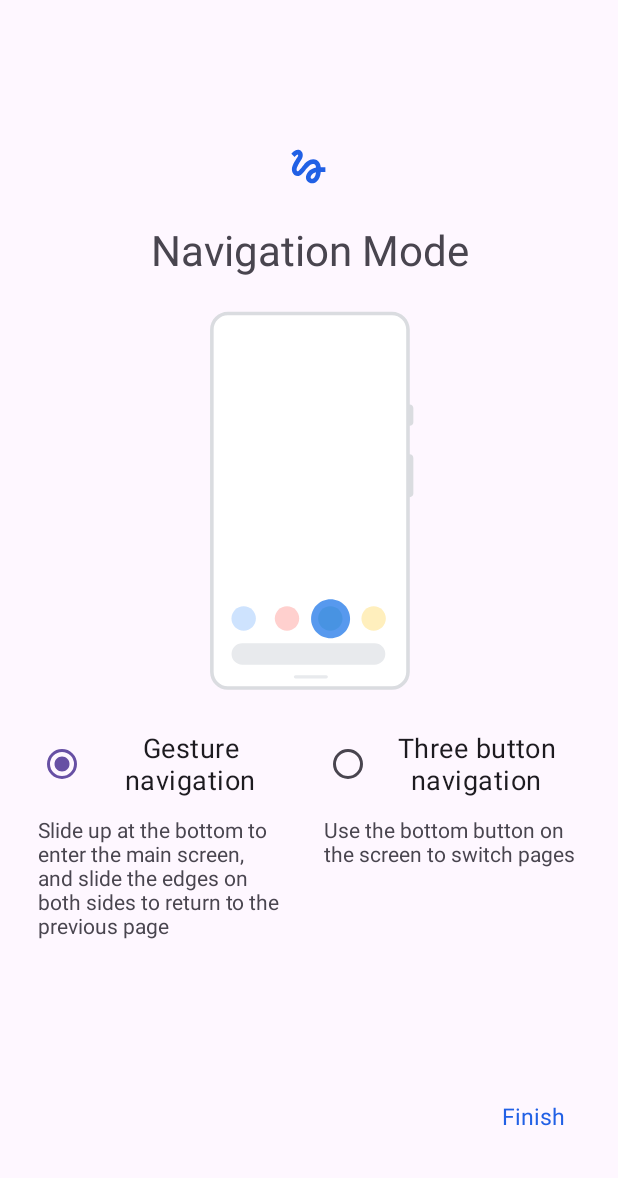
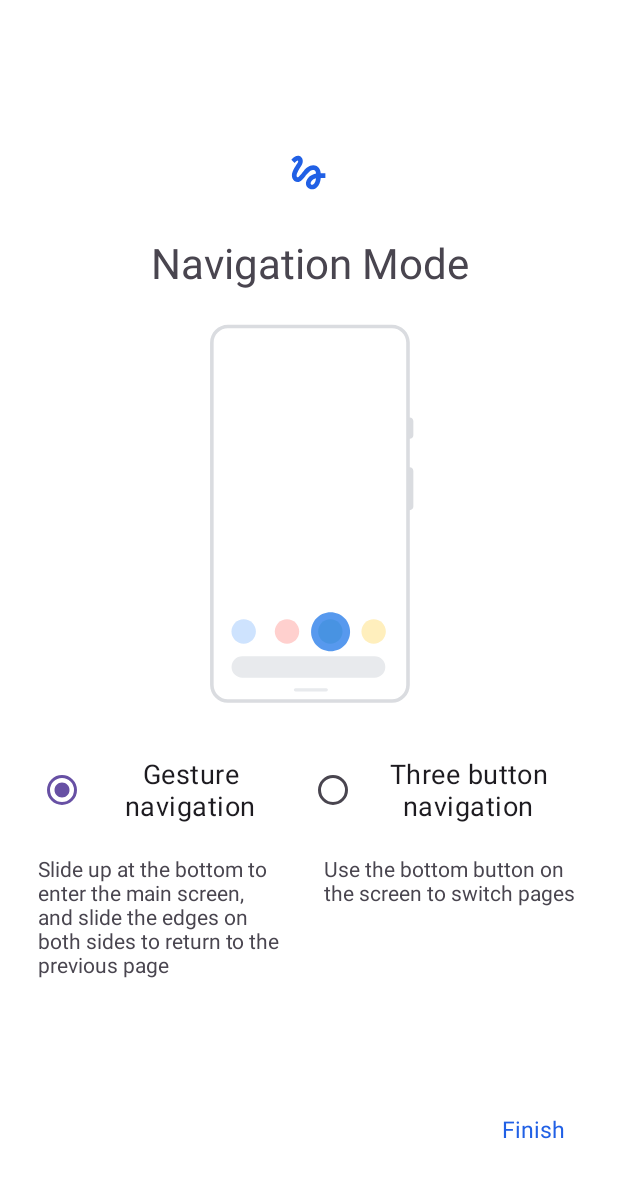
Before and after one commit to dearhj/StartupWizard, an Android app: the GesturesActivity screen opened directly, with no data from a screen before it, on a phone screen of 412 x 824 dp. Shown: the top 1178 px of the screen. Run offline under Robolectric (Android 15) with nearby library versions, the phone set to English and light mode, and no system bars.

Commit message:
微调布局

```diff
--- /dev/null
+++ b/app/src/main/res/drawable/ripple_effect.xml
@@ -0,0 +1,9 @@
+<!-- res/drawable/ripple_effect.xml -->
+<ripple xmlns:android="http://schemas.android.com/apk/res/android"
+    android:color="?android:attr/colorControlHighlight">
+    <item>
+        <shape android:shape="rectangle">
+            <solid android:color="@color/white"/>
+        </shape>
+    </item>
+</ripple>
--- a/app/src/main/res/layout/activity_gestures.xml
+++ b/app/src/main/res/layout/activity_gestures.xml
@@ -3,7 +3,8 @@
     xmlns:app="http://schemas.android.com/apk/res-auto"
     xmlns:tools="http://schemas.android.com/tools"
     android:layout_width="match_parent"
-    android:layout_height="match_parent">
+    android:layout_height="match_parent"
+    android:background="@color/white">
 
     <LinearLayout
         android:layout_width="match_parent"
@@ -13,22 +14,17 @@
         android:orientation="vertical"
         tools:ignore="UselessParent">
 
-        <View
-            android:layout_width="0dp"
-            android:layout_height="0dp"
-            android:layout_weight="0.9"
-            android:visibility="invisible" />
-
         <ImageView
             android:layout_width="wrap_content"
             android:layout_height="wrap_content"
             android:contentDescription="@null"
+            android:paddingTop="100dp"
             android:src="@drawable/baseline_gesture" />
 
         <View
             android:layout_width="0dp"
             android:layout_height="0dp"
-            android:layout_weight="0.2"
+            android:layout_weight="0.3"
             android:visibility="invisible" />
 
         <TextView
@@ -65,9 +61,9 @@
             android:layout_width="match_parent"
             android:layout_height="wrap_content"
             android:gravity="center_vertical"
+            android:orientation="horizontal"
             android:paddingStart="25dp"
-            android:paddingEnd="25dp"
-            android:orientation="horizontal">
+            android:paddingEnd="25dp">
 
             <RadioGroup
                 android:layout_width="match_parent"
@@ -77,10 +73,9 @@
 
                 <LinearLayout
                     android:layout_width="0dp"
-                    android:layout_height="wrap_content"
+                    android:layout_height="65dp"
                     android:layout_weight="1"
                     android:gravity="center"
-                    android:paddingEnd="10dp"
                     android:orientation="vertical">
 
                     <RadioButton
@@ -90,23 +85,17 @@
                         android:layout_gravity="center_horizontal"
                         android:checked="true"
                         android:gravity="center"
+                        android:paddingEnd="10dp"
                         android:text="@string/system_ge"
                         android:textSize="18sp" />
-
-                    <TextView
-                        android:layout_width="wrap_content"
-                        android:layout_height="wrap_content"
-                        android:paddingTop="10dp"
-                        android:text="@string/ge_tip" />
 
                 </LinearLayout>
 
                 <LinearLayout
                     android:layout_width="0dp"
-                    android:layout_height="wrap_content"
+                    android:layout_height="65dp"
                     android:layout_weight="1"
                     android:gravity="center"
-                    android:paddingStart="10dp"
                     android:orientation="vertical">
 
                     <RadioButton
@@ -119,15 +108,33 @@
                         android:text="@string/system_bu"
                         android:textSize="18sp" />
 
-                    <TextView
-                        android:layout_width="wrap_content"
-                        android:layout_height="wrap_content"
-                        android:paddingTop="10dp"
-                        android:text="@string/bu_tip" />
-
                 </LinearLayout>
 
             </RadioGroup>
+        </LinearLayout>
+
+        <LinearLayout
+            android:layout_width="match_parent"
+            android:layout_height="wrap_content"
+            android:orientation="horizontal"
+            android:paddingTop="10dp"
+            android:paddingStart="25dp"
+            android:paddingEnd="25dp">
+
+            <TextView
+                android:layout_width="0dp"
+                android:layout_weight="1"
+                android:layout_height="wrap_content"
+                android:paddingEnd="10dp"
+                android:text="@string/ge_tip" />
+
+            <TextView
+                android:layout_width="0dp"
+                android:layout_weight="1"
+                android:layout_height="wrap_content"
+                android:paddingStart="10dp"
+                android:text="@string/bu_tip" />
+
         </LinearLayout>
 
         <View
@@ -142,20 +149,21 @@
             android:layout_height="wrap_content"
             android:paddingStart="25dp"
             android:paddingEnd="25dp"
+            android:paddingBottom="50dp"
             tools:ignore="RtlSymmetry">
 
             <TextView
                 android:id="@+id/back"
                 android:layout_width="wrap_content"
                 android:layout_height="wrap_content"
-                android:background="?android:attr/selectableItemBackgroundBorderless"
+                android:background="@drawable/ripple_effect"
                 android:clickable="true"
                 android:focusable="true"
                 android:padding="10dp"
-                android:visibility="gone"
                 android:text="@string/back"
                 android:textColor="#2160E5"
                 android:textSize="15sp"
+                android:visibility="gone"
                 tools:ignore="HardcodedText,RtlSymmetry" />
 
             <View
@@ -169,7 +177,7 @@
                 android:layout_width="wrap_content"
                 android:layout_height="wrap_content"
                 android:layout_marginStart="8dp"
-                android:background="?android:attr/selectableItemBackgroundBorderless"
+                android:background="@drawable/ripple_effect"
                 android:clickable="true"
                 android:focusable="true"
                 android:padding="10dp"
@@ -179,11 +187,5 @@
                 tools:ignore="HardcodedText,RtlSymmetry" />
 
         </LinearLayout>
-
-        <View
-            android:layout_width="0dp"
-            android:layout_height="0dp"
-            android:layout_weight="0.55"
-            android:visibility="invisible" />
     </LinearLayout>
 </FrameLayout>
```
Also changed, not shown: app/src/main/res/layout/activity_time.xml (+5 -14 lines), app/src/main/res/layout/activity_wait.xml (+3 -8 lines), app/src/main/res/layout/activity_wifi.xml (+5 -14 lines).
